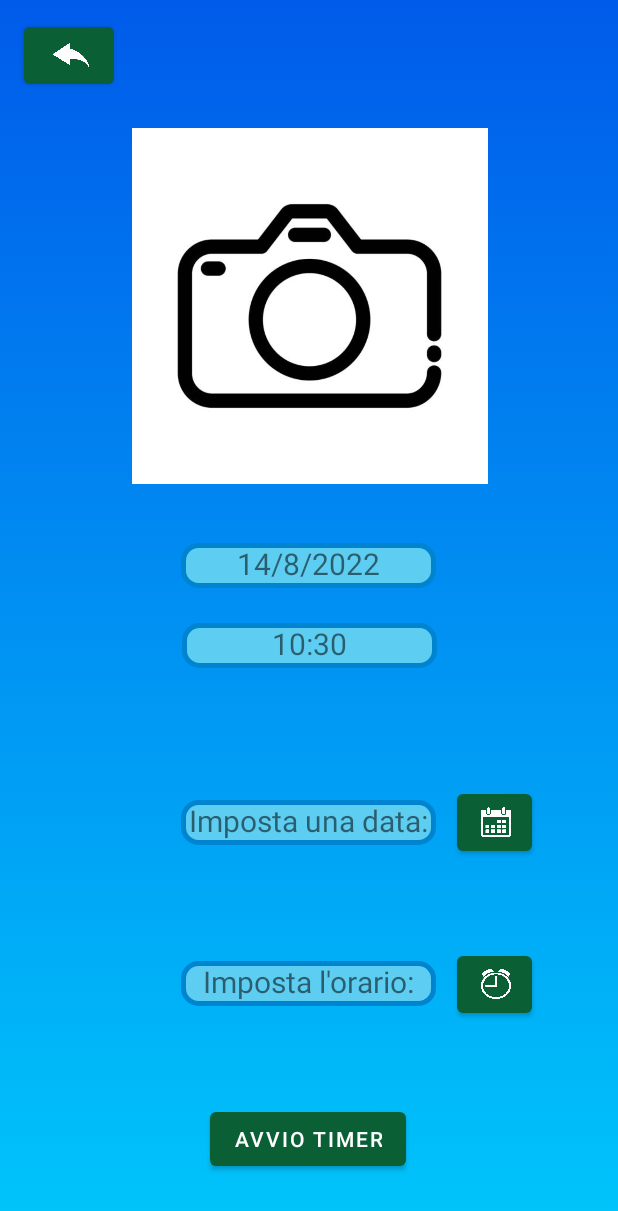
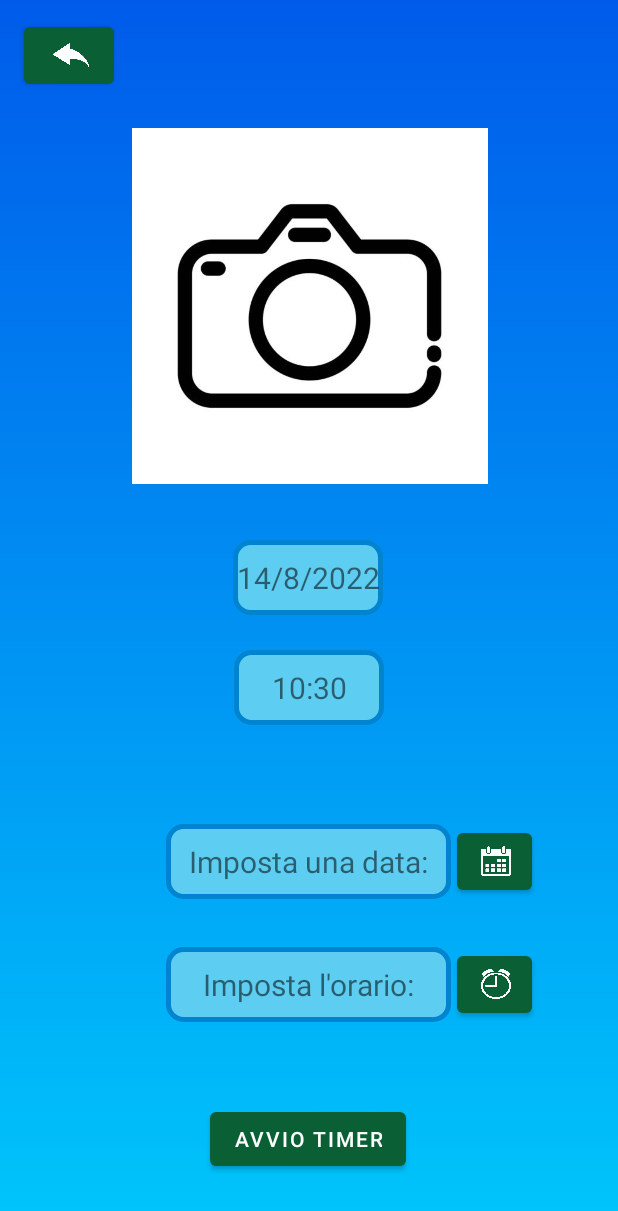
Before and after one commit to shopper197/Easy-Parking, an Android app: the ParkingActivity2 screen opened directly, with no data from a screen before it, on a phone screen of 412 x 824 dp. Shown: the top 1211 px of the screen. Run offline under Robolectric (Android 15) with nearby library versions, the phone set to English and light mode, and no system bars.

Commit message:
Design Fix

```diff
--- a/app/src/main/AndroidManifest.xml
+++ b/app/src/main/AndroidManifest.xml
@@ -14,9 +14,9 @@
         android:allowBackup="true"
         android:dataExtractionRules="@xml/data_extraction_rules"
         android:fullBackupContent="@xml/backup_rules"
-        android:icon="@drawable/test_logo"
+        android:icon="@drawable/logo_png"
         android:label="@string/app_name"
-        android:roundIcon="@drawable/test_logo"
+        android:roundIcon="@drawable/logo_png"
         android:supportsRtl="true"
         android:theme="@style/Theme.EasyParking"
         tools:targetApi="31">
--- a/app/src/main/res/layout/activity_main.xml
+++ b/app/src/main/res/layout/activity_main.xml
@@ -49,7 +49,7 @@
         app:layout_constraintStart_toStartOf="parent"
         app:layout_constraintTop_toTopOf="parent"
         app:layout_constraintVertical_bias="0.695"
-        app:srcCompat="@drawable/test_logo" />
+        app:srcCompat="@drawable/logo_png" />
 
     <Button
         android:id="@+id/oldSosta"
--- a/app/src/main/res/layout/activity_parking2.xml
+++ b/app/src/main/res/layout/activity_parking2.xml
@@ -22,9 +22,10 @@
         />
 
     <TextView
+        android:gravity="center"
         android:id="@+id/dataAttuale"
-        android:layout_width="170dp"
-        android:layout_height="30dp"
+        android:layout_width="100dp"
+        android:layout_height="50dp"
         android:background="@drawable/round_corner"
         android:text="data"
         android:textAlignment="center"
@@ -37,13 +38,14 @@
         app:layout_constraintVertical_bias="0.083" />
 
     <TextView
+        android:gravity="center"
+        android:id="@+id/OraAttuale"
+        android:layout_width="100dp"
+        android:layout_height="50dp"
+        android:layout_marginTop="23dp"
+        android:background="@drawable/round_corner"
+        android:text="ora"
         android:textAlignment="center"
-        android:background="@drawable/round_corner"
-        android:id="@+id/OraAttuale"
-        android:layout_width="170dp"
-        android:layout_height="30dp"
-        android:layout_marginTop="23dp"
-        android:text="ora"
         android:textSize="20sp"
         app:layout_constraintBottom_toTopOf="@+id/DataSettata"
         app:layout_constraintEnd_toEndOf="parent"
@@ -52,36 +54,38 @@
         app:layout_constraintVertical_bias="0.0" />
 
     <TextView
+        android:id="@+id/DataSettata"
+        android:layout_width="190dp"
+        android:layout_height="50dp"
+        android:background="@drawable/round_corner"
+        android:gravity="center"
+        android:text="Imposta una data:"
         android:textAlignment="center"
-        android:background="@drawable/round_corner"
-        android:id="@+id/DataSettata"
-        android:layout_width="170dp"
-        android:layout_height="30dp"
-        android:text="Imposta una data:"
         android:textSize="20sp"
         app:layout_constraintBottom_toBottomOf="parent"
         app:layout_constraintEnd_toEndOf="parent"
-        app:layout_constraintHorizontal_bias="0.498"
+        app:layout_constraintHorizontal_bias="0.497"
         app:layout_constraintStart_toStartOf="parent"
         app:layout_constraintTop_toTopOf="parent"
-        app:layout_constraintVertical_bias="0.672" />
+        app:layout_constraintVertical_bias="0.71" />
 
     <TextView
         android:id="@+id/OraSettata"
-        android:layout_width="170dp"
-        android:layout_height="30dp"
+        android:layout_width="190dp"
+        android:layout_height="50dp"
         android:layout_marginEnd="50dp"
         android:layout_marginBottom="45dp"
         android:background="@drawable/round_corner"
+        android:gravity="center"
         android:text="Imposta l'orario:"
         android:textAlignment="center"
         android:textSize="20sp"
         app:layout_constraintBottom_toBottomOf="parent"
         app:layout_constraintEnd_toEndOf="parent"
-        app:layout_constraintHorizontal_bias="0.628"
+        app:layout_constraintHorizontal_bias="0.643"
         app:layout_constraintStart_toStartOf="parent"
         app:layout_constraintTop_toBottomOf="@+id/DataSettata"
-        app:layout_constraintVertical_bias="0.419" />
+        app:layout_constraintVertical_bias="0.245" />
 
     <Button
         android:id="@+id/SetData"
```
Also changed, not shown: app/src/main/res/layout/activity_parking_check.xml (+8 -4 lines), app/src/main/res/drawable-mdpi/logo_png.png (added).
